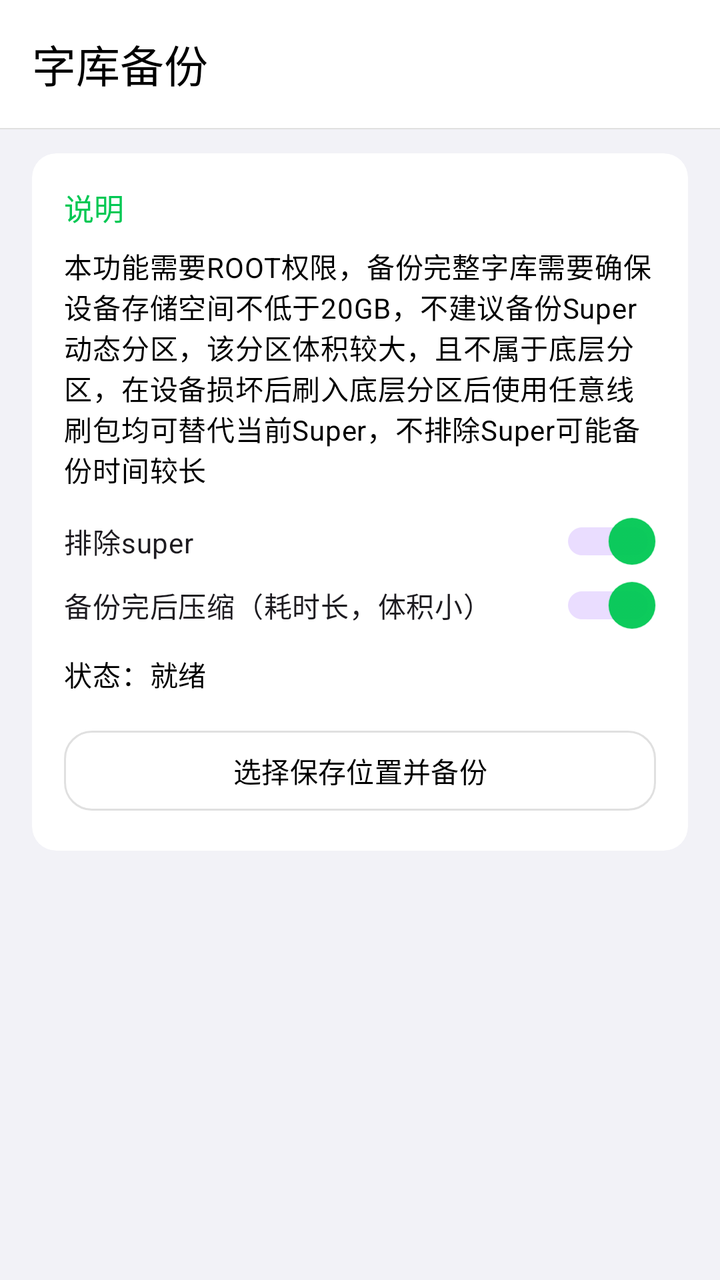
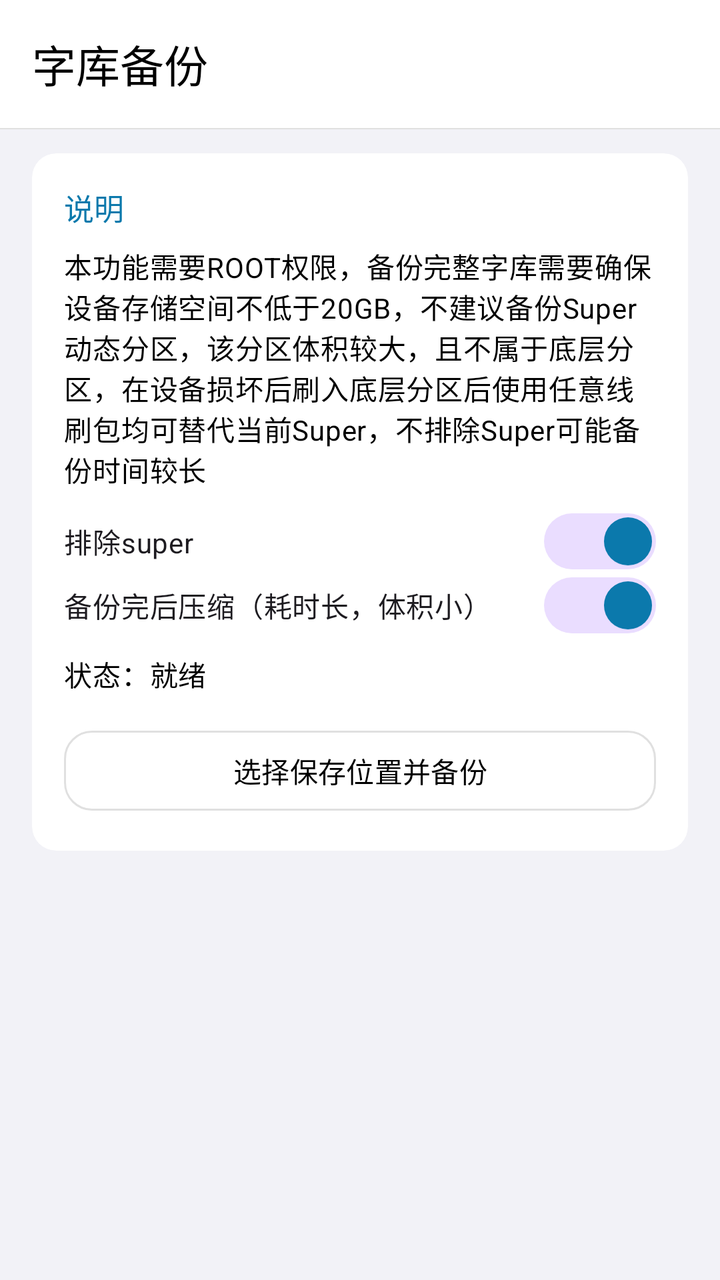

The first picture is an Android layout as it rendered before a commit; the second is the same layout after the commit. The layout source and the unified diff follow.
<!-- AndroidManifest.xml: application theme Theme.Aurora -->
<!-- res/layout/activity_font_library_backup.xml -->
<?xml version="1.0" encoding="utf-8"?>
<androidx.coordinatorlayout.widget.CoordinatorLayout xmlns:android="http://schemas.android.com/apk/res/android"
    xmlns:app="http://schemas.android.com/apk/res-auto"
    android:layout_width="match_parent"
    android:layout_height="match_parent"
    android:background="@color/ios_background_grouped"
    android:fitsSystemWindows="true">

    <com.google.android.material.appbar.AppBarLayout
        android:layout_width="match_parent"
        android:layout_height="wrap_content"
        android:background="?attr/auroraBackgroundElevated"
        android:fitsSystemWindows="true"
        app:elevation="0dp">

        <com.google.android.material.appbar.MaterialToolbar
            android:id="@+id/toolbarFontBackup"
            android:layout_width="match_parent"
            android:layout_height="?attr/actionBarSize"
            android:background="@android:color/transparent"
            app:title="字库备份"
            app:titleTextColor="?attr/auroraTextPrimary" />

        <View
            android:layout_width="match_parent"
            android:layout_height="0.5dp"
            android:background="?attr/auroraSeparator" />
    </com.google.android.material.appbar.AppBarLayout>

    <androidx.core.widget.NestedScrollView
        android:layout_width="match_parent"
        android:layout_height="match_parent"
        android:paddingBottom="16dp"
        app:layout_behavior="@string/appbar_scrolling_view_behavior">

        <LinearLayout
            android:layout_width="match_parent"
            android:layout_height="wrap_content"
            android:orientation="vertical"
            android:paddingHorizontal="@dimen/ios_screen_edge"
            android:paddingTop="12dp"
            android:paddingBottom="24dp">

            <com.google.android.material.card.MaterialCardView
                android:layout_width="match_parent"
                android:layout_height="wrap_content"
                app:cardBackgroundColor="?attr/auroraCard"
                app:cardCornerRadius="@dimen/ios_card_corner"
                app:cardElevation="0dp"
                app:strokeWidth="0dp">

                <LinearLayout
                    android:layout_width="match_parent"
                    android:layout_height="wrap_content"
                    android:orientation="vertical"
                    android:padding="@dimen/ios_card_padding">

                    <TextView
                        android:layout_width="match_parent"
                        android:layout_height="wrap_content"
                        android:text="说明"
                        android:textAppearance="@style/Widget.IOS.SubsectionTitle" />

                    <TextView
                        android:layout_width="match_parent"
                        android:layout_height="wrap_content"
                        android:layout_marginTop="8dp"
                        android:text="本功能需要ROOT权限，备份完整字库需要确保设备存储空间不低于20GB，不建议备份Super动态分区，该分区体积较大，且不属于底层分区，在设备损坏后刷入底层分区后使用任意线刷包均可替代当前Super，不排除Super可能备份时间较长"
                        android:textAppearance="@style/Widget.IOS.Body" />

                    <androidx.appcompat.widget.SwitchCompat
                        android:id="@+id/switchExcludeSuper"
                        android:layout_width="match_parent"
                        android:layout_height="wrap_content"
                        android:layout_marginTop="12dp"
                        android:checked="true"
                        android:minHeight="28dp"
                        android:padding="0dp"
                        android:text="排除super"
                        android:textAppearance="@style/Widget.IOS.Body"
                        android:thumb="@drawable/switch_ios26_thumb"
                        android:track="@drawable/switch_ios26_track"
                        android:splitTrack="false" />

                    <androidx.appcompat.widget.SwitchCompat
                        android:id="@+id/switchCompressPack"
                        android:layout_width="match_parent"
                        android:layout_height="wrap_content"
                        android:layout_marginTop="4dp"
                        android:checked="true"
                        android:minHeight="28dp"
                        android:padding="0dp"
                        android:text="备份完后压缩（耗时长，体积小）"
                        android:textAppearance="@style/Widget.IOS.Body"
                        android:thumb="@drawable/switch_ios26_thumb"
                        android:track="@drawable/switch_ios26_track"
                        android:splitTrack="false" />

                    <TextView
                        android:id="@+id/tvFontBackupStatus"
                        android:layout_width="match_parent"
                        android:layout_height="wrap_content"
                        android:layout_marginTop="10dp"
                        android:text="状态：就绪"
                        android:textAppearance="@style/Widget.IOS.Body" />

                    <ProgressBar
                        android:id="@+id/progressFontBackup"
                        style="?android:attr/progressBarStyleHorizontal"
                        android:layout_width="match_parent"
                        android:layout_height="8dp"
                        android:layout_marginTop="10dp"
                        android:max="100"
                        android:progress="0"
                        android:visibility="gone" />

                    <TextView
                        android:id="@+id/tvFontBackupProgress"
                        android:layout_width="match_parent"
                        android:layout_height="wrap_content"
                        android:layout_marginTop="6dp"
                        android:gravity="end"
                        android:text="进度：0%"
                        android:textAppearance="@style/Widget.IOS.Caption"
                        android:visibility="gone" />

                    <com.google.android.material.button.MaterialButton
                        android:id="@+id/btnFontBackupExport"
                        android:layout_width="match_parent"
                        android:layout_height="wrap_content"
                        android:layout_marginTop="14dp"
                        android:text="选择保存位置并备份"
                        android:textAllCaps="false"
                        android:textColor="?attr/auroraTextPrimary"
                        app:backgroundTint="?attr/auroraBackgroundElevated"
                        app:cornerRadius="14dp"
                        app:strokeColor="@color/ios_separator"
                        app:strokeWidth="1dp" />
                </LinearLayout>
            </com.google.android.material.card.MaterialCardView>
        </LinearLayout>
    </androidx.core.widget.NestedScrollView>

</androidx.coordinatorlayout.widget.CoordinatorLayout>
<!-- resources referenced by this layout -->
<resources>
  <color name="ios_background_grouped">#F2F2F7</color>
  <color name="ios_separator">#E0E0E0</color>
  <dimen name="ios_card_corner">12dp</dimen>
  <dimen name="ios_card_padding">16dp</dimen>
  <dimen name="ios_screen_edge">16dp</dimen>
  <!-- drawable switch_ios26_thumb (drawable) -->
  <?xml version="1.0" encoding="utf-8"?>
  <selector xmlns:android="http://schemas.android.com/apk/res/android">
      <item android:state_checked="true">
          <shape android:shape="oval">
              <size android:width="24dp" android:height="24dp" />
              <solid android:color="#F2FFFFFF" />
              <stroke android:width="0.5dp" android:color="#26000000" />
          </shape>
      </item>
  
      <item>
          <shape android:shape="oval">
              <size android:width="24dp" android:height="24dp" />
              <solid android:color="#F2FFFFFF" />
              <stroke android:width="0.5dp" android:color="#26000000" />
          </shape>
      </item>
  </selector>
  <!-- drawable switch_ios26_track (drawable) -->
  <?xml version="1.0" encoding="utf-8"?>
  <selector xmlns:android="http://schemas.android.com/apk/res/android">
      <item android:state_checked="true">
          <shape android:shape="rectangle">
              <size android:height="28dp" />
              <corners android:radius="999dp" />
              
              <solid android:color="@color/switch_track_on" />
              <stroke android:width="1dp" android:color="@color/switch_track_stroke" />
          </shape>
      </item>
  
      <item>
          <shape android:shape="rectangle">
              <size android:height="28dp" />
              <corners android:radius="999dp" />
              
              <solid android:color="@color/switch_track_off" />
              <stroke android:width="1dp" android:color="@color/switch_track_stroke" />
          </shape>
      </item>
  </selector>
  <style name="Widget.IOS.Body" parent="TextAppearance.Material3.BodyMedium">
          <item name="android:textColor">@color/ios_text_primary</item>
          <item name="android:lineSpacingMultiplier">1.15</item>
      </style>
  <style name="Widget.IOS.Caption" parent="TextAppearance.Material3.LabelSmall">
          <item name="android:textColor">@color/ios_text_secondary</item>
          <item name="android:textSize">12sp</item>
      </style>
  <style name="Theme.Aurora" parent="Base.Theme.Aurora" />
  <color name="switch_track_on">#3370FF</color>
  <color name="switch_track_stroke">#33000000</color>
  <color name="switch_track_off">#E5E5EA</color>
  <color name="ios_text_primary">#000000</color>
  <color name="ios_text_secondary">#6C6C70</color>
  <color name="ios_accent">#00C853</color>
  <color name="white">#FFFFFFFF</color>
  <color name="ios_card">#FFFFFF</color>
  <color name="ios_background_elevated">#FFFFFF</color>
  <color name="ios_fill_tertiary">#F2F2F7</color>
  <color name="ios_text_tertiary">#A9A9AE</color>
  <style name="ThemeOverlay.Aurora.AlertDialog" parent="ThemeOverlay.Material3.Dialog.Alert">
          <item name="android:windowBackground">@drawable/bg_dialog_rounded</item>
      </style>
  <style name="ThemeOverlay.Aurora.MaterialAlertDialog" parent="ThemeOverlay.Material3.MaterialAlertDialog">
          <item name="alertDialogStyle">@style/Widget.Aurora.MaterialAlertDialog</item>
      </style>
  <style name="Widget.Aurora.MaterialAlertDialog" parent="MaterialAlertDialog.Material3">
          <item name="shapeAppearance">@style/ShapeAppearance.Aurora.Dialog</item>
          <item name="backgroundTint">?attr/auroraBackgroundElevated</item>
      </style>
  <dimen name="dialog_corner_radius">20dp</dimen>
  <color name="dialog_stroke">#1A000000</color>
  <style name="ShapeAppearance.Aurora.Dialog" parent="">
          <item name="cornerFamily">rounded</item>
          <item name="cornerSize">@dimen/dialog_corner_radius</item>
      </style>
  <!-- unchanged entries left out for length: 3 -->
</resources>

<!-- the commit's change to res/layout/activity_font_library_backup.xml (unified diff, before → after) -->
@@ -79,7 +79,7 @@
                         android:text="排除super"
                         android:textAppearance="@style/Widget.IOS.Body"
                         android:thumb="@drawable/switch_ios26_thumb"
-                        android:track="@drawable/switch_ios26_track"
+                        app:track="@drawable/switch_ios26_track"
                         android:splitTrack="false" />
 
                     <androidx.appcompat.widget.SwitchCompat
@@ -93,7 +93,7 @@
                         android:text="备份完后压缩（耗时长，体积小）"
                         android:textAppearance="@style/Widget.IOS.Body"
                         android:thumb="@drawable/switch_ios26_thumb"
-                        android:track="@drawable/switch_ios26_track"
+                        app:track="@drawable/switch_ios26_track"
                         android:splitTrack="false" />
 
                     <TextView
<!-- resource entries referenced after the edit -->
@@ -7,23 +7,40 @@
   <dimen name="ios_screen_edge">16dp</dimen>
   <!-- drawable switch_ios26_thumb (drawable) -->
   <?xml version="1.0" encoding="utf-8"?>
-  <selector xmlns:android="http://schemas.android.com/apk/res/android">
-      <item android:state_checked="true">
-          <shape android:shape="oval">
-              <size android:width="24dp" android:height="24dp" />
-              <solid android:color="#F2FFFFFF" />
-              <stroke android:width="0.5dp" android:color="#26000000" />
+  <layer-list xmlns:android="http://schemas.android.com/apk/res/android">
+  
+      
+      <item>
+          <shape android:shape="rectangle">
+              <size
+                  android:width="28dp"
+                  android:height="25dp" />
+              <solid android:color="@android:color/transparent" />
           </shape>
       </item>
   
-      <item>
+      
+      <item
+          android:gravity="center"
+          android:top="1dp">
           <shape android:shape="oval">
-              <size android:width="24dp" android:height="24dp" />
-              <solid android:color="#F2FFFFFF" />
-              <stroke android:width="0.5dp" android:color="#26000000" />
+              <size
+                  android:width="24dp"
+                  android:height="24dp" />
+              <solid android:color="#1A000000" />
           </shape>
       </item>
-  </selector>
+  
+      
+      <item android:gravity="center">
+          <shape android:shape="oval">
+              <size
+                  android:width="24dp"
+                  android:height="24dp" />
+              <solid android:color="#FFFFFFFF" />
+          </shape>
+      </item>
+  </layer-list>
   <!-- drawable switch_ios26_track (drawable) -->
   <?xml version="1.0" encoding="utf-8"?>
   <selector xmlns:android="http://schemas.android.com/apk/res/android">
@@ -31,9 +48,7 @@
           <shape android:shape="rectangle">
               <size android:height="28dp" />
               <corners android:radius="999dp" />
-              
               <solid android:color="@color/switch_track_on" />
-              <stroke android:width="1dp" android:color="@color/switch_track_stroke" />
           </shape>
       </item>
   
@@ -41,9 +56,7 @@
           <shape android:shape="rectangle">
               <size android:height="28dp" />
               <corners android:radius="999dp" />
-              
               <solid android:color="@color/switch_track_off" />
-              <stroke android:width="1dp" android:color="@color/switch_track_stroke" />
           </shape>
       </item>
   </selector>
@@ -56,12 +69,11 @@
           <item name="android:textSize">12sp</item>
       </style>
   <style name="Theme.Aurora" parent="Base.Theme.Aurora" />
-  <color name="switch_track_on">#3370FF</color>
-  <color name="switch_track_stroke">#33000000</color>
-  <color name="switch_track_off">#E5E5EA</color>
+  <color name="switch_track_on">#FF0B79AC</color>
+  <color name="switch_track_off">#FFE9E9EB</color>
   <color name="ios_text_primary">#000000</color>
   <color name="ios_text_secondary">#6C6C70</color>
-  <color name="ios_accent">#00C853</color>
+  <color name="ios_accent">#0B79AC</color>
   <color name="white">#FFFFFFFF</color>
   <color name="ios_card">#FFFFFF</color>
   <color name="ios_background_elevated">#FFFFFF</color>
